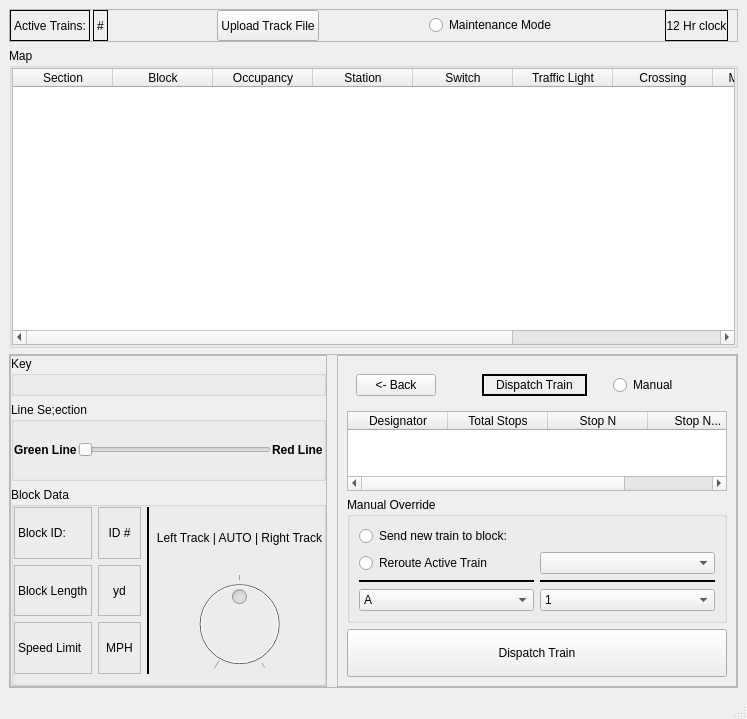
Before: the Qt Designer form Centralized_Traffic_Control/centralized_traffic_controller_ui.ui in connor-marsh/ECE1140ChooChoo, drawn with Qt 5.
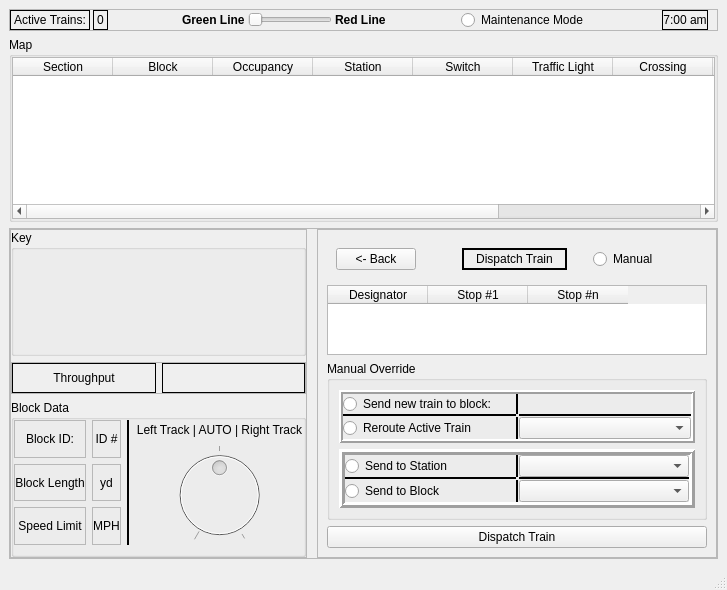
After: the same form once the commit is applied. The open tabs and pages were chosen to show the change. Icons and pictures are not drawn.

Commit message: CTC Integration Testing

The edit to the form file:
```diff
--- a/Centralized_Traffic_Control/centralized_traffic_controller_ui.ui
+++ b/Centralized_Traffic_Control/centralized_traffic_controller_ui.ui
@@ -6,8 +6,8 @@
    <rect>
     <x>0</x>
     <y>0</y>
-    <width>747</width>
-    <height>719</height>
+    <width>666</width>
+    <height>590</height>
    </rect>
   </property>
   <property name="windowTitle">
@@ -62,7 +62,7 @@
               <enum>QFrame::Box</enum>
              </property>
              <property name="text">
-              <string>#</string>
+              <string>0</string>
              </property>
             </widget>
            </item>
@@ -80,15 +80,59 @@
             </spacer>
            </item>
            <item>
-            <widget class="QPushButton" name="main_upload_map_button">
+            <widget class="QLabel" name="label_3">
+             <property name="font">
+              <font>
+               <weight>75</weight>
+               <bold>true</bold>
+              </font>
+             </property>
+             <property name="text">
+              <string>Green Line</string>
+             </property>
+            </widget>
+           </item>
+           <item>
+            <widget class="QSlider" name="main_line_slider">
+             <property name="enabled">
+              <bool>false</bool>
+             </property>
              <property name="sizePolicy">
-              <sizepolicy hsizetype="Minimum" vsizetype="Preferred">
+              <sizepolicy hsizetype="MinimumExpanding" vsizetype="Fixed">
                <horstretch>0</horstretch>
                <verstretch>0</verstretch>
               </sizepolicy>
              </property>
+             <property name="minimumSize">
+              <size>
+               <width>20</width>
+               <height>0</height>
+              </size>
+             </property>
+             <property name="maximumSize">
+              <size>
+               <width>16776985</width>
+               <height>16777215</height>
+              </size>
+             </property>
+             <property name="maximum">
+              <number>1</number>
+             </property>
+             <property name="orientation">
+              <enum>Qt::Horizontal</enum>
+             </property>
+            </widget>
+           </item>
+           <item>
+            <widget class="QLabel" name="label_4">
+             <property name="font">
+              <font>
+               <weight>75</weight>
+               <bold>true</bold>
+              </font>
+             </property>
              <property name="text">
-              <string>Upload Track File</string>
+              <string>Red Line</string>
              </property>
             </widget>
            </item>
@@ -137,7 +181,7 @@
               <enum>QFrame::Box</enum>
              </property>
              <property name="text">
-              <string>12 Hr clock</string>
+              <string>7:00 am</string>
              </property>
              <property name="scaledContents">
               <bool>false</bool>
@@ -316,7 +360,7 @@
              <number>0</number>
             </property>
             <item>
-             <layout class="QVBoxLayout" name="verticalLayout" stretch="1,2,5">
+             <layout class="QVBoxLayout" name="verticalLayout" stretch="4,1,5">
               <item>
                <widget class="QGroupBox" name="groupBox_4">
                 <property name="title">
@@ -343,7 +387,7 @@
                       <string/>
                      </property>
                      <property name="pixmap">
-                      <pixmap>key3.PNG</pixmap>
+                      <pixmap>../../../.designer/backup/key3.PNG</pixmap>
                      </property>
                      <property name="scaledContents">
                       <bool>true</bool>
@@ -356,17 +400,14 @@
                </widget>
               </item>
               <item>
-               <widget class="QGroupBox" name="groupBox_5">
-                <property name="autoFillBackground">
-                 <bool>false</bool>
+               <widget class="QFrame" name="frame_4">
+                <property name="frameShape">
+                 <enum>QFrame::StyledPanel</enum>
                 </property>
-                <property name="title">
-                 <string>Line Se;ection</string>
+                <property name="frameShadow">
+                 <enum>QFrame::Raised</enum>
                 </property>
-                <layout class="QHBoxLayout" name="horizontalLayout_8">
-                 <property name="spacing">
-                  <number>1</number>
-                 </property>
+                <layout class="QHBoxLayout" name="horizontalLayout_21">
                  <property name="leftMargin">
                   <number>0</number>
                  </property>
@@ -380,58 +421,31 @@
                   <number>0</number>
                  </property>
                  <item>
-                  <widget class="QLabel" name="label_3">
-                   <property name="font">
-                    <font>
-                     <weight>75</weight>
-                     <bold>true</bold>
-                    </font>
-                   </property>
-                   <property name="text">
-                    <string>Green Line</string>
-                   </property>
-                  </widget>
-                 </item>
-                 <item>
-                  <widget class="QSlider" name="main_line_slider">
-                   <property name="sizePolicy">
-                    <sizepolicy hsizetype="MinimumExpanding" vsizetype="Fixed">
-                     <horstretch>0</horstretch>
-                     <verstretch>0</verstretch>
-                    </sizepolicy>
-                   </property>
-                   <property name="minimumSize">
-                    <size>
-                     <width>20</width>
-                     <height>0</height>
-                    </size>
-                   </property>
-                   <property name="maximumSize">
-                    <size>
-                     <width>16776985</width>
-                     <height>16777215</height>
-                    </size>
-                   </property>
-                   <property name="maximum">
-                    <number>1</number>
-                   </property>
-                   <property name="orientation">
-                    <enum>Qt::Horizontal</enum>
-                   </property>
-                  </widget>
-                 </item>
-                 <item>
-                  <widget class="QLabel" name="label_4">
-                   <property name="font">
-                    <font>
-                     <weight>75</weight>
-                     <bold>true</bold>
-                    </font>
-                   </property>
-                   <property name="text">
-                    <string>Red Line</string>
-                   </property>
-                  </widget>
+                  <layout class="QHBoxLayout" name="horizontalLayout_11">
+                   <item>
+                    <widget class="QLabel" name="label_2">
+                     <property name="frameShape">
+                      <enum>QFrame::Panel</enum>
+                     </property>
+                     <property name="text">
+                      <string>Throughput</string>
+                     </property>
+                     <property name="alignment">
+                      <set>Qt::AlignCenter</set>
+                     </property>
+                    </widget>
+                   </item>
+                   <item>
+                    <widget class="QLabel" name="main_throughput_label">
+                     <property name="frameShape">
+                      <enum>QFrame::Panel</enum>
+                     </property>
+                     <property name="text">
+                      <string/>
+                     </property>
+                    </widget>
+                   </item>
+                  </layout>
                  </item>
                 </layout>
                </widget>
@@ -515,6 +529,9 @@
                         <property name="text">
                          <string>Block Length</string>
                         </property>
+                        <property name="alignment">
+                         <set>Qt::AlignCenter</set>
+                        </property>
                        </widget>
                       </item>
                       <item row="2" column="0">
@@ -525,6 +542,9 @@
                         <property name="text">
                          <string>Speed Limit</string>
                         </property>
+                        <property name="alignment">
+                         <set>Qt::AlignCenter</set>
+                        </property>
                        </widget>
                       </item>
                       <item row="0" column="0">
@@ -535,6 +555,9 @@
                         <property name="text">
                          <string>Block ID:</string>
                         </property>
+                        <property name="alignment">
+                         <set>Qt::AlignCenter</set>
+                        </property>
                        </widget>
                       </item>
                      </layout>
@@ -629,7 +652,7 @@
             <enum>QFrame::StyledPanel</enum>
            </property>
            <property name="currentIndex">
-            <number>1</number>
+            <number>0</number>
            </property>
            <widget class="QWidget" name="page">
             <layout class="QVBoxLayout" name="verticalLayout_9">
@@ -740,9 +763,15 @@
            <widget class="QWidget" name="page_2">
             <layout class="QVBoxLayout" name="verticalLayout_11">
              <item>
-              <layout class="QVBoxLayout" name="verticalLayout_10" stretch="1,5,0,3">
+              <layout class="QVBoxLayout" name="verticalLayout_10" stretch="1,8,2,1">
                <item>
                 <widget class="QWidget" name="widget_4" native="true">
+                 <property name="sizePolicy">
+                  <sizepolicy hsizetype="Preferred" vsizetype="Preferred">
+                   <horstretch>0</horstretch>
+                   <verstretch>0</verstretch>
+                  </sizepolicy>
+                 </property>
                  <layout class="QHBoxLayout" name="horizontalLayout_9">
                   <item>
                    <layout class="QHBoxLayout" name="horizontalLayout">
@@ -843,149 +872,362 @@
                  </column>
                  <column>
                   <property name="text">
-                   <string>Total Stops</string>
+                   <string>Stop #1</string>
                   </property>
                  </column>
                  <column>
                   <property name="text">
-                   <string>Stop N</string>
-                  </property>
-                 </column>
-                 <column>
-                  <property name="text">
-                   <string>Stop N...</string>
+                   <string>Stop #n</string>
                   </property>
                  </column>
                 </widget>
                </item>
                <item>
                 <widget class="QGroupBox" name="sub_manual_override_box">
+                 <property name="enabled">
+                  <bool>true</bool>
+                 </property>
                  <property name="title">
                   <string>Manual Override</string>
                  </property>
-                 <layout class="QHBoxLayout" name="horizontalLayout_12">
+                 <layout class="QVBoxLayout" name="verticalLayout_18">
                   <item>
-                   <layout class="QGridLayout" name="gridLayout_7">
-                    <item row="0" column="0">
-                     <widget class="QRadioButton" name="sub_dispatch_overide_new_radio">
-                      <property name="sizePolicy">
-                       <sizepolicy hsizetype="Minimum" vsizetype="Preferred">
-                        <horstretch>0</horstretch>
-                        <verstretch>0</verstretch>
-                       </sizepolicy>
-                      </property>
-                      <property name="text">
-                       <string>Send new train to block:</string>
-                      </property>
-                     </widget>
-                    </item>
-                    <item row="3" column="0">
-                     <widget class="QComboBox" name="sub_block_letter_combo">
-                      <property name="sizePolicy">
-                       <sizepolicy hsizetype="Preferred" vsizetype="Preferred">
-                        <horstretch>0</horstretch>
-                        <verstretch>0</verstretch>
-                       </sizepolicy>
-                      </property>
-                      <item>
-                       <property name="text">
-                        <string>A</string>
+                   <widget class="QFrame" name="frame_6">
+                    <property name="frameShape">
+                     <enum>QFrame::Box</enum>
+                    </property>
+                    <property name="frameShadow">
+                     <enum>QFrame::Raised</enum>
+                    </property>
+                    <property name="lineWidth">
+                     <number>2</number>
+                    </property>
+                    <layout class="QGridLayout" name="gridLayout_9">
+                     <property name="leftMargin">
+                      <number>0</number>
+                     </property>
+                     <property name="topMargin">
+                      <number>0</number>
+                     </property>
+                     <property name="rightMargin">
+                      <number>0</number>
+                     </property>
+                     <property name="bottomMargin">
+                      <number>0</number>
+                     </property>
+                     <property name="spacing">
+                      <number>0</number>
+                     </property>
+                     <item row="0" column="2">
+                      <widget class="QLabel" name="label_5">
+                       <property name="lineWidth">
+                        <number>0</number>
                        </property>
-                      </item>
-                      <item>
                        <property name="text">
-                        <string>B</string>
+                        <string/>
                        </property>
-                      </item>
-                      <item>
-                       <property name="text">
-                        <string>C</string>
+                      </widget>
+                     </item>
+                     <item row="0" column="0">
+                      <widget class="QRadioButton" name="sub_dispatch_overide_new_radio">
+                       <property name="sizePolicy">
+                        <sizepolicy hsizetype="Minimum" vsizetype="Preferred">
+                         <horstretch>0</horstretch>
+                         <verstretch>0</verstretch>
+                        </sizepolicy>
                        </property>
-                      </item>
-                      <item>
                        <property name="text">
-                        <string>D</string>
+                        <string>Send new train to block:</string>
                        </property>
-                      </item>
-                      <item>
-                       <property name="text">
-                        <string>E</string>
+                      </widget>
+                     </item>
+                     <item row="1" column="2">
+                      <widget class="Line" name="line_5">
+                       <property name="frameShadow">
+                        <enum>QFrame::Plain</enum>
                        </property>
-                      </item>
-                     </widget>
-                    </item>
-                    <item row="3" column="1">
-                     <widget class="QComboBox" name="sub_block_number_combo">
-                      <property name="sizePolicy">
-                       <sizepolicy hsizetype="Preferred" vsizetype="Preferred">
-                        <horstretch>0</horstretch>
-                        <verstretch>0</verstretch>
-                       </sizepolicy>
-                      </property>
-                      <item>
-                       <property name="text">
-                        <string>1</string>
+                       <property name="lineWidth">
+                        <number>2</number>
                        </property>
-                      </item>
-                      <item>
-                       <property name="text">
-                        <string>2</string>
+                       <property name="orientation">
+                        <enum>Qt::Horizontal</enum>
                        </property>
-                      </item>
-                      <item>
+                      </widget>
+                     </item>
+                     <item row="1" column="0">
+                      <widget class="Line" name="line_4">
+                       <property name="frameShadow">
+                        <enum>QFrame::Plain</enum>
+                       </property>
+                       <property name="lineWidth">
+                        <number>2</number>
+                       </property>
+                       <property name="orientation">
+                        <enum>Qt::Horizontal</enum>
+                       </property>
+                      </widget>
+                     </item>
+                     <item row="2" column="2">
+                      <widget class="QComboBox" name="sub_select_active_train_combo"/>
+                     </item>
+                     <item row="2" column="0">
+                      <widget class="QRadioButton" name="sub_dispatch_overide_active_radio">
                        <property name="text">
-                        <string>3</string>
+                        <string>Reroute Active Train</string>
                        </property>
-                      </item>
-                      <item>
+                      </widget>
+                     </item>
+                     <item row="2" column="1">
+                      <widget class="Line" name="line_8">
+                       <property name="frameShadow">
+                        <enum>QFrame::Plain</enum>
+                       </property>
+                       <property name="lineWidth">
+                        <number>2</number>
+                       </property>
+                       <property name="orientation">
+                        <enum>Qt::Vertical</enum>
+                       </property>
+                      </widget>
+                     </item>
+                     <item row="0" column="1">
+                      <widget class="Line" name="line_9">
+                       <property name="frameShadow">
+                        <enum>QFrame::Plain</enum>
+                       </property>
+                       <property name="lineWidth">
+                        <number>2</number>
+                       </property>
+                       <property name="orientation">
+                        <enum>Qt::Vertical</enum>
+                       </property>
+                      </widget>
+                     </item>
+                    </layout>
+                   </widget>
+                  </item>
+                  <item>
+                   <widget class="QFrame" name="frame_5">
+                    <property name="frameShape">
+                     <enum>QFrame::Box</enum>
+                    </property>
+                    <property name="frameShadow">
+                     <enum>QFrame::Raised</enum>
+                    </property>
+                    <property name="lineWidth">
+                     <number>3</number>
+                    </property>
+                    <layout class="QGridLayout" name="gridLayout_11">
+                     <property name="leftMargin">
+                      <number>0</number>
+                     </property>
+                     <property name="topMargin">
+                      <number>0</number>
+                     </property>
+                     <property name="rightMargin">
+                      <number>0</number>
+                     </property>
+                     <property name="bottomMargin">
+                      <number>0</number>
+                     </property>
+                     <property name="spacing">
+                      <number>0</number>
+                     </property>
+                     <item row="2" column="0">
+                      <widget class="QRadioButton" name="sub_dispatch_block_select_radio">
                        <property name="text">
-                        <string>4</string>
+                        <string>Send to Block</string>
                        </property>
-                      </item>
-                      <item>
+                      </widget>
+                     </item>
+                     <item row="0" column="0">
+                      <widget class="QRadioButton" name="sub_dispatch_station_select_radio">
                        <property name="text">
-                        <string>5</string>
+                        <string>Send to Station</string>
                        </property>
-                      </item>
-                     </widget>
-                    </item>
-                    <item row="1" column="1">
-                     <widget class="QComboBox" name="sub_select_active_train_combo"/>
-                    </item>
-                    <item row="1" column="0">
-                     <widget class="QRadioButton" name="sub_dispatch_overide_active_radio">
-                      <property name="text">
-                       <string>Reroute Active Train</string>
-                      </property>
-                     </widget>
-                    </item>
-                    <item row="2" column="0">
-                     <widget class="Line" name="line_3">
-                      <property name="frameShadow">
-                       <enum>QFrame::Plain</enum>
-                      </property>
-                      <property name="lineWidth">
-                       <number>2</number>
-                      </property>
-                      <property name="orientation">
-                       <enum>Qt::Horizontal</enum>
-                      </property>
-                     </widget>
-                    </item>
-                    <item row="2" column="1">
-                     <widget class="Line" name="line_4">
-                      <property name="frameShadow">
-                       <enum>QFrame::Plain</enum>
-                      </property>
-                      <property name="lineWidth">
-                       <number>2</number>
-                      </property>
-                      <property name="orientation">
-                       <enum>Qt::Horizontal</enum>
-                      </property>
-                     </widget>
-                    </item>
-                   </layout>
+                      </widget>
+                     </item>
+                     <item row="1" column="0">
+                      <widget class="Line" name="line_3">
+                       <property name="frameShadow">
+                        <enum>QFrame::Plain</enum>
+                       </property>
+                       <property name="lineWidth">
+                        <number>2</number>
+                       </property>
+                       <property name="orientation">
+                        <enum>Qt::Horizontal</enum>
+                       </property>
+                      </widget>
+                     </item>
+                     <item row="1" column="2">
+                      <widget class="Line" name="line">
+                       <property name="frameShadow">
+                        <enum>QFrame::Plain</enum>
+                       </property>
+                       <property name="lineWidth">
+                        <number>2</number>
+                       </property>
+                       <property name="orientation">
+                        <enum>Qt::Horizontal</enum>
+                       </property>
+                      </widget>
+                     </item>
+                     <item row="2" column="2">
+                      <widget class="QComboBox" name="sub_block_number_combo">
+                       <property name="sizePolicy">
+                        <sizepolicy hsizetype="Preferred" vsizetype="Preferred">
+                         <horstretch>0</horstretch>
+                         <verstretch>0</verstretch>
+                        </sizepolicy>
+                       </property>
+                       <property name="currentText">
+                        <string/>
+                       </property>
+                       <property name="placeholderText">
+                        <string>Block</string>
+                       </property>
+                       <item>
+                        <property name="text">
+                         <string>1</string>
+                        </property>
+                       </item>
+                      </widget>
+                     </item>
+                     <item row="0" column="2">
+                      <widget class="QComboBox" name="sub_station_combo">
+                       <property name="sizePolicy">
+                        <sizepolicy hsizetype="Preferred" vsizetype="Preferred">
+                         <horstretch>0</horstretch>
+                         <verstretch>0</verstretch>
+                        </sizepolicy>
+                       </property>
+                       <property name="currentText">
+                        <string/>
+                       </property>
+                       <property name="placeholderText">
+                        <string>Station</string>
+                       </property>
+                       <item>
+                        <property name="text">
+                         <string>Pioneer</string>
+                        </property>
+                       </item>
+                       <item>
+                        <property name="text">
+                         <string>Edgebrook</string>
+                        </property>
+                       </item>
+                       <item>
+                        <property name="text">
+                         <string>Placeholder Name</string>
+                        </property>
+                       </item>
+                       <item>
+                        <property name="text">
+                         <string>Whited</string>
+                        </property>
+                       </item>
+                       <item>
+                        <property name="text">
+                         <string>South Bank</string>
+                        </property>
+                       </item>
+                       <item>
+                        <property name="text">
+                         <string>Central (I 39)</string>
+                        </property>
+                       </item>
+                       <item>
+                        <property name="text">
+                         <string>Inglewood (I 48)</string>
+                        </property>
+                       </item>
+                       <item>
+                        <property name="text">
+                         <string>Overbrook (I 57)</string>
+                        </property>
+                       </item>
+                       <item>
+                        <property name="text">
+                         <string>Glenbury (K 65)</string>
+                        </property>
+                       </item>
+                       <item>
+                        <property name="text">
+                         <string>Dormont (N 77)</string>
+                        </property>
+                       </item>
+                       <item>
+                        <property name="text">
+                         <string>Mt. Lebanon</string>
+                        </property>
+                       </item>
+                       <item>
+                        <property name="text">
+                         <string>Poplar</string>
+                        </property>
+                       </item>
+                       <item>
+                        <property name="text">
+                         <string>Castle Shannon</string>
+                        </property>
+                       </item>
+                       <item>
+                        <property name="text">
+                         <string>Dormont (T 105)</string>
+                        </property>
+                       </item>
+                       <item>
+                        <property name="text">
+                         <string>Glenbury (U 114)</string>
+                        </property>
+                       </item>
+                       <item>
+                        <property name="text">
+                         <string>Overbrook (W 123)</string>
+                        </property>
+                       </item>
+                       <item>
+                        <property name="text">
+                         <string>Inglewood (W 132)</string>
+                        </property>
+                       </item>
+                       <item>
+                        <property name="text">
+                         <string>Cemtral (W 141)</string>
+                        </property>
+                       </item>
+                      </widget>
+                     </item>
+                     <item row="0" column="1">
+                      <widget class="Line" name="line_6">
+                       <property name="frameShadow">
+                        <enum>QFrame::Plain</enum>
+                       </property>
+                       <property name="lineWidth">
+                        <number>2</number>
+                       </property>
+                       <property name="orientation">
+                        <enum>Qt::Vertical</enum>
+                       </property>
+                      </widget>
+                     </item>
+                     <item row="2" column="1">
+                      <widget class="Line" name="line_7">
+                       <property name="frameShadow">
+                        <enum>QFrame::Plain</enum>
+                       </property>
+                       <property name="lineWidth">
+                        <number>2</number>
+                       </property>
+                       <property name="orientation">
+                        <enum>Qt::Vertical</enum>
+                       </property>
+                      </widget>
+                     </item>
+                    </layout>
+                   </widget>
                   </item>
                  </layout>
                 </widget>
@@ -1102,7 +1344,7 @@
                 </widget>
                </item>
                <item>
-                <widget class="QTableWidget" name="sub_train_select_table">
+                <widget class="QTableWidget" name="sub_active_trains_table">
                  <column>
                   <property name="text">
                    <string>Train ID</string>
```
The commit also changes 2 other files.
